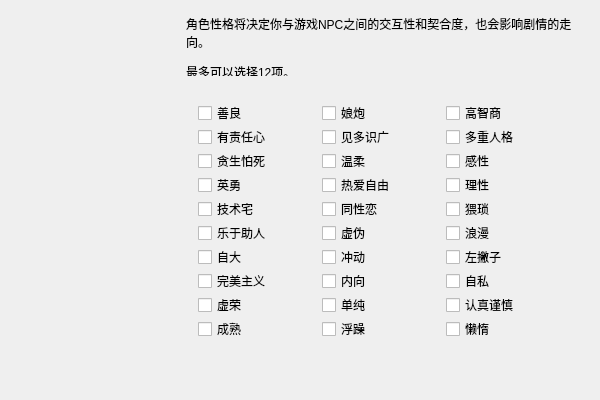
Qt form src/coeus/coeus_client_qt/character_creator_characteristic_page.ui (AngryPowman/Coeus) before a commit.
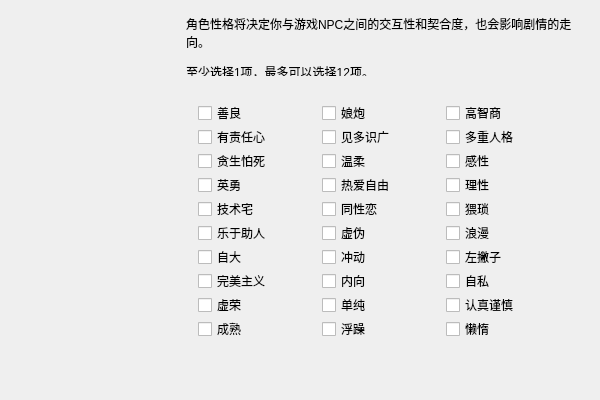
The same form after that commit.

```diff
--- a/src/coeus/coeus_client_qt/character_creator_characteristic_page.ui
+++ b/src/coeus/coeus_client_qt/character_creator_characteristic_page.ui
@@ -42,7 +42,7 @@
     </font>
    </property>
    <property name="text">
-    <string>&lt;html&gt;&lt;head/&gt;&lt;body&gt;&lt;p&gt;角色性格将决定你与游戏NPC之间的交互性和契合度，也会影响剧情的走向。&lt;/p&gt;&lt;p&gt;最多可以选择12项。&lt;/p&gt;&lt;/body&gt;&lt;/html&gt;</string>
+    <string>&lt;html&gt;&lt;head/&gt;&lt;body&gt;&lt;p&gt;角色性格将决定你与游戏NPC之间的交互性和契合度，也会影响剧情的走向。&lt;/p&gt;&lt;p&gt;至少选择1项，最多可以选择12项。&lt;/p&gt;&lt;/body&gt;&lt;/html&gt;</string>
    </property>
    <property name="textFormat">
     <enum>Qt::AutoText</enum>
```
Left out of the diff: 19 changed lines with no effect on the pictures.
